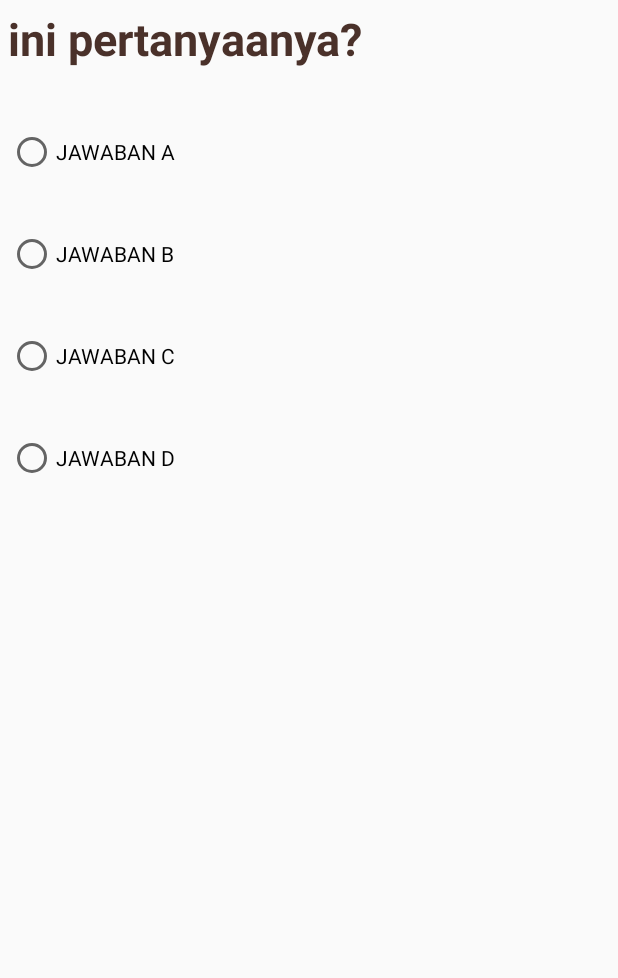
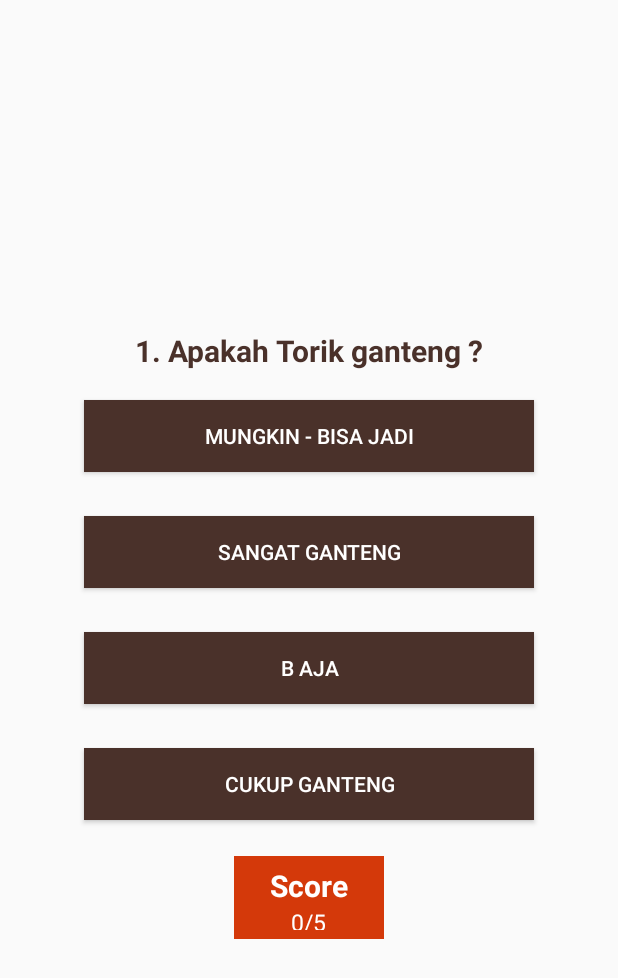
Before and after one commit to aldyrama/pepak-jawa, an Android app: the KuisActivity screen opened directly, with no data from a screen before it, on a phone screen of 412 x 824 dp. Shown: the top 978 px of the screen. Run offline under Robolectric (Android 15) with nearby library versions, the light colour scheme and no system bars.

Commit message:
Edit Layout Kuis and Kuis Activity

```diff
--- a/app/src/main/java/org/d3ifcool/pepakjawa/KuisActivity.java
+++ b/app/src/main/java/org/d3ifcool/pepakjawa/KuisActivity.java
@@ -19,9 +19,17 @@ import com.google.android.gms.common.internal.Objects;
 
 public class KuisActivity extends AppCompatActivity {
 
-    AlertDialog.Builder builder;
-    RadioGroup radiogroup;
+    private KuisBank mQuestionLibrary = new KuisBank();
+    private TextView mScoreView;
+    private TextView mQuestionView;
+    private Button mButtonChoiche1;
+    private Button mButtonChoiche2;
+    private Button mButtonChoiche3;
+    private Button mButtonChoiche4;
 
+    private String mAnswer;
+    private int mScore = 0;
+    private int mQuestionNumber = 0;
 
     @Override
     protected void onCreate(Bundle savedInstanceState) {
@@ -31,42 +39,47 @@ public class KuisActivity extends AppCompatActivity {
 //        Toolbar toolbar = (Toolbar) findViewById(R.id.toolbar);
 //        setSupportActionBar(toolbar);
 
-        radiogroup = (RadioGroup) findViewById(R.id.radioGroup);
+        mScoreView = (TextView)findViewById(R.id.score);
+        mQuestionView = (TextView)findViewById(R.id.questions);
+        mButtonChoiche1 = (Button)findViewById(R.id.choice1);
+        mButtonChoiche2 = (Button)findViewById(R.id.choice2);
+        mButtonChoiche3 = (Button)findViewById(R.id.choice3);
+        mButtonChoiche4 = (Button)findViewById(R.id.choice4);
+        updateQuestion();
+        updateScore(mScore);
+    }
+
+    private void updateQuestion() {
+        if (mQuestionNumber < mQuestionLibrary.getLength()) {
+            mQuestionView.setText(mQuestionLibrary.getQuestion(mQuestionNumber));
+            mButtonChoiche1.setText(mQuestionLibrary.getChoice(mQuestionNumber, 1));
+            mButtonChoiche2.setText(mQuestionLibrary.getChoice(mQuestionNumber, 2));
+            mButtonChoiche3.setText(mQuestionLibrary.getChoice(mQuestionNumber, 3));
+            mButtonChoiche4.setText(mQuestionLibrary.getChoice(mQuestionNumber, 4));
+            mAnswer = mQuestionLibrary.getCorrectAnswer(mQuestionNumber);
+            mQuestionNumber++;
+        } else {
+            Toast.makeText(KuisActivity.this, "It was the last question!", Toast.LENGTH_SHORT).show();
+            Intent intent = new Intent(KuisActivity.this, ScoreActivity.class);
+            intent.putExtra("score", mScore); // pass the current score to the second screen
+            startActivity(intent);
+        }
+    }
+    private void updateScore(int point) {
+        mScoreView.setText("" + mScore + "/" + mQuestionLibrary.getLength());
+    }
+
+    public void onClick(View view) {
+        //all logic for all answers buttons in one method
+        Button answer = (Button) view;
+        // if the answer is correct, increase the score
+        if (answer.getText() == mAnswer){
+            mScore = mScore + 1;
+            Toast.makeText(KuisActivity.this, "Benar!", Toast.LENGTH_SHORT).show();
+        }else
+            Toast.makeText(KuisActivity.this, "Salah!", Toast.LENGTH_SHORT).show();
+        updateScore(mScore);
+        updateQuestion();
 
     }
-
-    public void onRadioButton (View view) {
-        Boolean checked = ((RadioButton) view).isChecked();
-
-        switch (view.getId()) {
-            case R.id.radioButton:
-                if (checked)
-                    jawabanSalah();
-                break;
-            case R.id.radioButton2:
-                if (checked)
-                    jawabanSalah();
-                break;
-            case R.id.radioButton3:
-                if (checked)
-                    tampilDialog();
-                break;
-            case R.id.radioButton4:
-                if (checked)
-                    jawabanSalah();
-                break;
-        }
-    }
-
-    //menampilkan toast salah
-    private void jawabanSalah() {
-        Toast.makeText(this, "Jawaban anda Salah", Toast.LENGTH_SHORT).show();
-    }
-
-    private void tampilDialog() {
-        builder = new AlertDialog.Builder(this);
-        builder.setCancelable(false);
-        builder.setTitle("Selamat!");
-        builder.setMessage("Jawaban anda benar");
-    }
 }
--- a/app/src/main/res/layout/activity_kuis.xml
+++ b/app/src/main/res/layout/activity_kuis.xml
@@ -7,6 +7,7 @@
     android:layout_height="match_parent"
     app:layout_editor_absoluteY="8dp"
     app:layout_editor_absoluteX="8dp"
+    android:gravity="center"
     android:paddingBottom="@dimen/activity_vertical_margin"
     android:paddingLeft="@dimen/activity_horizontal_margin"
     android:paddingRight="@dimen/activity_horizontal_margin"
@@ -14,66 +15,94 @@
     android:orientation="vertical">
 
     <TextView
-        android:id="@+id/textview"
+        android:id="@+id/questions"
+        android:layout_marginTop="20dp"
+        android:layout_width="match_parent"
+        android:layout_height="wrap_content"
+        android:text="ini pertanyaanya?"
+        android:textSize="20sp"
+        android:padding="4dp"
+        android:layout_marginBottom="10dp"
+        android:textColor="@color/colorPrimary"
+        android:textStyle="bold"
+        android:gravity="center"/>
+
+    <Button
+        android:layout_width="300dp"
+        android:layout_height="wrap_content"
+        android:layout_marginTop="5dp"
+        android:text="A"
+        android:background="@color/colorPrimary"
+        android:textColor="#fff"
+        android:padding="8dp"
+        android:onClick="onClick"
+        android:layout_marginBottom="24dp"
+        android:id="@+id/choice1"/>
+
+    <Button
+        android:layout_width="300dp"
+        android:layout_height="wrap_content"
+        android:layout_marginTop="5dp"
+        android:text="B"
+        android:background="@color/colorPrimary"
+        android:textColor="#fff"
+        android:padding="8dp"
+        android:onClick="onClick"
+        android:layout_marginBottom="24dp"
+        android:id="@+id/choice2"/>
+
+    <Button
+        android:layout_width="300dp"
+        android:layout_height="wrap_content"
+        android:layout_marginTop="5dp"
+        android:text="C"
+        android:background="@color/colorPrimary"
+        android:textColor="#fff"
+        android:padding="8dp"
+        android:onClick="onClick"
+        android:layout_marginBottom="24dp"
+        android:id="@+id/choice3"/>
+
+    <Button
+        android:layout_width="300dp"
+        android:layout_height="wrap_content"
+        android:layout_marginTop="5dp"
+        android:text="D"
+        android:background="@color/colorPrimary"
+        android:textColor="#fff"
+        android:padding="8dp"
+        android:onClick="onClick"
+        android:layout_marginBottom="24dp"
+        android:id="@+id/choice4"/>
+
+    <RelativeLayout
+        android:layout_width="100dp"
+        android:layout_height="55dp"
+        android:padding="6dp"
+        android:layout_gravity="center_horizontal"
+        android:background="#d4390a"
+        android:layout_marginBottom="2dp">
+
+    <TextView
+        android:id="@+id/score_text"
         android:layout_width="wrap_content"
         android:layout_height="wrap_content"
-        android:text="ini pertanyaanya?"
-        android:textSize="30sp"
-        android:textColor="@color/colorPrimary"
+        android:textSize="20dp"
+        android:layout_centerHorizontal="true"
+        android:textColor="#ffff"
         android:textStyle="bold"
-        android:layout_alignParentTop="true"
-        android:layout_alignParentStart="true"
-        android:layout_alignParentLeft="true" />
+        android:text="Score" />
 
-    <RadioGroup
+    <TextView
+        android:id="@+id/score"
         android:layout_width="wrap_content"
         android:layout_height="wrap_content"
-        android:layout_below="@+id/textview"
+        android:layout_below="@+id/score_text"
         android:layout_centerHorizontal="true"
-        android:layout_marginTop="39dp"
-        android:id="@+id/radioGroup"
-        >
+        android:textColor="#fff"
+        android:textSize="15dp"
+        android:text="0/0" />
 
-        <RadioButton
-            android:text="JAWABAN A"
-            android:layout_width="wrap_content"
-            android:layout_height="wrap_content"
-            android:id="@+id/radioButton"
-            android:layout_toLeftOf="@+id/radioGrup"
-            android:layout_toStartOf="@+id/radioGrup"
-            android:layout_below="@id/radioGrup" />
-
-        <RadioButton
-            android:text="JAWABAN B"
-            android:layout_width="wrap_content"
-            android:layout_height="wrap_content"
-            android:layout_below="@id/radioButton"
-            android:layout_alignLeft="@id/radioButton"
-            android:layout_alignStart="@id/radioButton"
-            android:layout_marginTop="36dp"
-            android:id="@+id/radioButton2" />
-
-        <RadioButton
-            android:text="JAWABAN C"
-            android:layout_width="wrap_content"
-            android:layout_height="wrap_content"
-            android:layout_marginTop="36dp"
-            android:id="@+id/radioButton3"
-            android:layout_below="@id/radioButton2"
-            android:layout_alignLeft="@id/radioButton2"
-            android:layout_alignStart="@id/radioButton2" />
-
-        <RadioButton
-            android:text="JAWABAN D"
-            android:layout_width="wrap_content"
-            android:layout_height="wrap_content"
-            android:layout_marginTop="36dp"
-            android:id="@+id/radioButton4"
-            android:layout_below="@id/radioButton3"
-            android:layout_alignLeft="@id/radioButton3"
-            android:layout_alignStart="@id/radioButton3" />
-
-    </RadioGroup>
-
+    </RelativeLayout>
 
 </LinearLayout>
--- a/app/src/main/res/layout/activity_login.xml
+++ b/app/src/main/res/layout/activity_login.xml
@@ -7,6 +7,7 @@
     android:layout_height="match_parent"
     android:padding="16dp"
     android:orientation="vertical"
+    android:background="#FFCCBC"
     tools:context=".LoginActivity">
     <LinearLayout
         android:layout_width="wrap_content"
@@ -37,6 +38,8 @@
     <Button
         android:layout_width="match_parent"
         android:layout_height="wrap_content"
+        android:background="@color/colorPrimary"
+        android:textColor="@color/colorWhite"
         android:text="login"/>
     <LinearLayout
         android:layout_width="match_parent"
@@ -69,4 +72,15 @@
         android:layout_gravity="center">
     </com.google.android.gms.common.SignInButton>
 
+    <LinearLayout
+        android:layout_width="match_parent"
+        android:layout_height="match_parent">
+        <TextView
+            android:layout_width="match_parent"
+            android:layout_height="match_parent"
+            android:layout_marginTop="5dp"
+            android:gravity="center"
+            android:text="Tidak punya akun? "/>
+    </LinearLayout>
+
 </LinearLayout>
--- /dev/null
+++ b/app/src/main/res/layout/activity_registrasi.xml
@@ -0,0 +1,6 @@
+<?xml version="1.0" encoding="utf-8"?>
+<android.support.constraint.ConstraintLayout
+    xmlns:android="http://schemas.android.com/apk/res/android" android:layout_width="match_parent"
+    android:layout_height="match_parent">
+
+</android.support.constraint.ConstraintLayout>
```
